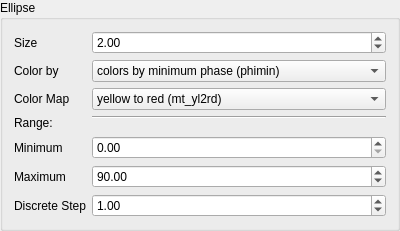
First picture: the form in mtpy/gui/SmartMT/ui_asset/groupbox_ellipse.ui, repository MTgeophysics/mtpy, before the edit.
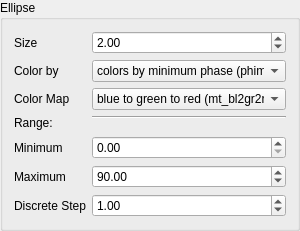
Second picture: the form after the edit.

```diff
--- a/mtpy/gui/SmartMT/ui_asset/groupbox_ellipse.ui
+++ b/mtpy/gui/SmartMT/ui_asset/groupbox_ellipse.ui
@@ -6,10 +6,16 @@
    <rect>
     <x>0</x>
     <y>0</y>
-    <width>400</width>
-    <height>202</height>
+    <width>300</width>
+    <height>208</height>
    </rect>
   </property>
+  <property name="sizePolicy">
+   <sizepolicy hsizetype="Preferred" vsizetype="Fixed">
+    <horstretch>0</horstretch>
+    <verstretch>0</verstretch>
+   </sizepolicy>
+  </property>
   <property name="windowTitle">
    <string>GroupBox</string>
   </property>
@@ -108,6 +114,9 @@
      <property name="toolTip">
       <string>color map of tensor ellipses</string>
      </property>
+     <property name="currentIndex">
+      <number>5</number>
+     </property>
      <property name="sizeAdjustPolicy">
       <enum>QComboBox::AdjustToMinimumContentsLength</enum>
      </property>
```
